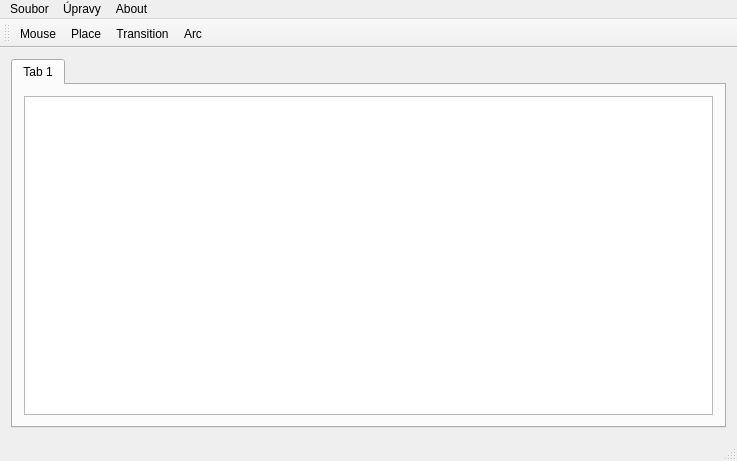
Artimi/icp_pn, file src/pn/mainwindow.ui: the form before one commit.
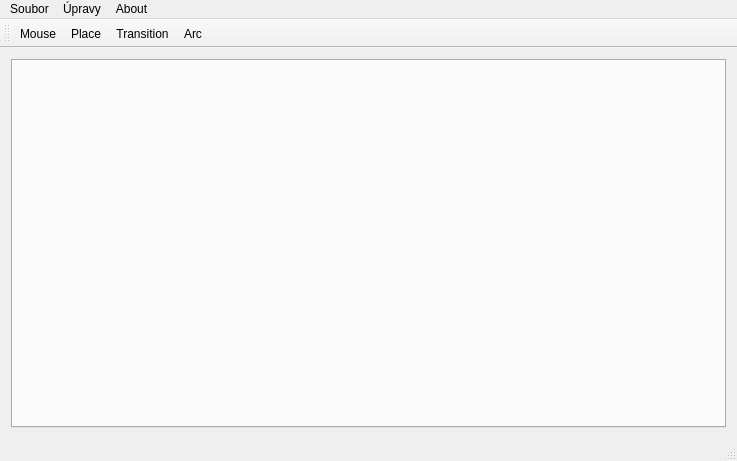
The form after the commit.

```diff
--- a/src/pn/mainwindow.ui
+++ b/src/pn/mainwindow.ui
@@ -20,16 +20,6 @@
       <property name="currentIndex">
        <number>0</number>
       </property>
-      <widget class="QWidget" name="tab_3">
-       <attribute name="title">
-        <string>Tab 1</string>
-       </attribute>
-       <layout class="QVBoxLayout" name="verticalLayout_2">
-        <item>
-         <widget class="QGraphicsView" name="graphicsView"/>
-        </item>
-       </layout>
-      </widget>
      </widget>
     </item>
    </layout>
```
Left out of the diff: 25 changed lines with no effect on the pictures.
